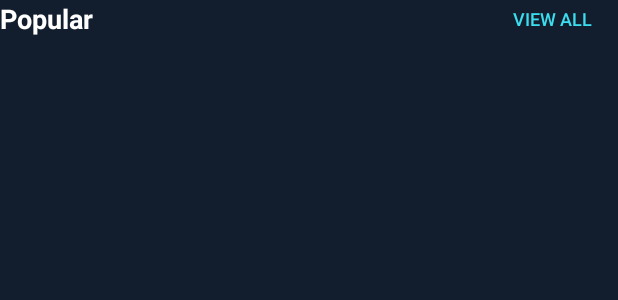
After one commit to enginebai/MovieHunt, an Android app: the layout header_movie_category.xml on its own in the app's theme, with its tools: preview values and no code run, on a phone screen of 412 x 824 dp. The commit adds this screen. Shown: the top 300 px of the screen. Run offline under Robolectric (Android 15) with nearby library versions, the phone set to English and light mode, and no system bars.

Commit message:
Add carousel paged controller, category header and carousel model classes

```diff
--- a/app/src/main/java/com/enginebai/moviehunt/data/local/MovieModel.kt
+++ b/app/src/main/java/com/enginebai/moviehunt/data/local/MovieModel.kt
@@ -23,5 +23,6 @@ fun MovieModel.getPosterUrl(): String = "${BuildConfig.IMAGE_API_KEY}w500/${this
 fun MovieModel.displayTitle(): String = this.title ?: DEFAULT_TEXT
 fun MovieModel.display5StarsRating(): Float = this.voteAverage?.div(2) ?: 0.0f
 fun MovieModel.displayVoteCount(): String = this.voteCount?.format() ?: DEFAULT_TEXT
+fun MovieModel.displayVotePercentage(): String = "${this.voteCount?.times(100) ?: DEFAULT_TEXT}%"
 fun MovieModel.displayDuration(): String = this.runtime?.formatHourMinutes() ?: DEFAULT_TEXT
 fun MovieModel.displayReleaseDate(): String = this.releaseDate ?: DEFAULT_TEXT
--- a/app/src/main/java/com/enginebai/moviehunt/ui/movie/home/MovieListLargeHorizontalController.kt
+++ b/app/src/main/java/com/enginebai/moviehunt/ui/movie/home/MovieLargeListController.kt
@@ -6,7 +6,7 @@ import com.enginebai.moviehunt.MoviePortrailLargeBindingModel_
 import com.enginebai.moviehunt.data.local.*
 import com.enginebai.moviehunt.ui.movie.OnMovieClickListener
 
-class MovieListLargeHorizontalController(
+class MovieLargeListController(
     private val clickListener: OnMovieClickListener? = null
 ) : PagedListEpoxyController<MovieModel>() {
 
--- /dev/null
+++ b/app/src/main/res/layout/header_movie_category.xml
@@ -0,0 +1,30 @@
+<?xml version="1.0" encoding="utf-8"?>
+<androidx.constraintlayout.widget.ConstraintLayout xmlns:android="http://schemas.android.com/apk/res/android"
+    android:layout_width="match_parent"
+    android:layout_height="match_parent"
+    xmlns:app="http://schemas.android.com/apk/res-auto"
+    xmlns:tools="http://schemas.android.com/tools">
+    <TextView
+        android:layout_width="wrap_content"
+        android:layout_height="wrap_content"
+        android:id="@+id/textCategory"
+        style="@style/TitleText.Large"
+        app:layout_constraintStart_toStartOf="parent"
+        app:layout_constraintTop_toTopOf="parent"
+        tools:text="Popular"
+        />
+
+    <Button
+        android:layout_width="wrap_content"
+        android:layout_height="0dp"
+        android:id="@+id/buttonViewAll"
+        android:text="@string/view_all"
+        android:textSize="@dimen/text_small"
+        android:textColor="@color/colorAccent"
+        android:background="?selectableItemBackground"
+        app:layout_constraintTop_toTopOf="@+id/textCategory"
+        app:layout_constraintBottom_toBottomOf="@+id/textCategory"
+        app:layout_constraintEnd_toEndOf="parent"
+        />
+
+</androidx.constraintlayout.widget.ConstraintLayout>
--- a/app/src/main/res/values/strings.xml
+++ b/app/src/main/res/values/strings.xml
@@ -5,4 +5,5 @@
     <string name="popular">Popular</string>
     <string name="top_rated">Top Rated</string>
     <string name="upcoming">Upcoming</string>
+    <string name="view_all">View All</string>
 </resources>
```
Also changed, not shown: app/src/main/java/com/enginebai/moviehunt/ui/movie/home/CategoryHeaderHolder.kt (added, +40 -0 lines), app/src/main/java/com/enginebai/moviehunt/ui/movie/home/MovieCarousel.kt (added, +16 -0 lines), app/src/main/java/com/enginebai/moviehunt/ui/movie/home/MovieCategoryGroup.kt (added, +28 -0 lines), app/src/main/java/com/enginebai/moviehunt/ui/movie/home/MovieHomeFragment.kt (added, +16 -0 lines), app/src/main/java/com/enginebai/moviehunt/ui/movie/home/MovieNormalListController.kt (added, +28 -0 lines), app/src/main/res/layout/fragment_movie_home.xml (added, +10 -0 lines), app/src/main/res/layout/group_movie_category.xml (added, +14 -0 lines), app/src/main/res/layout/item_movie_portrail_normal.xml (added, +73 -0 lines).
